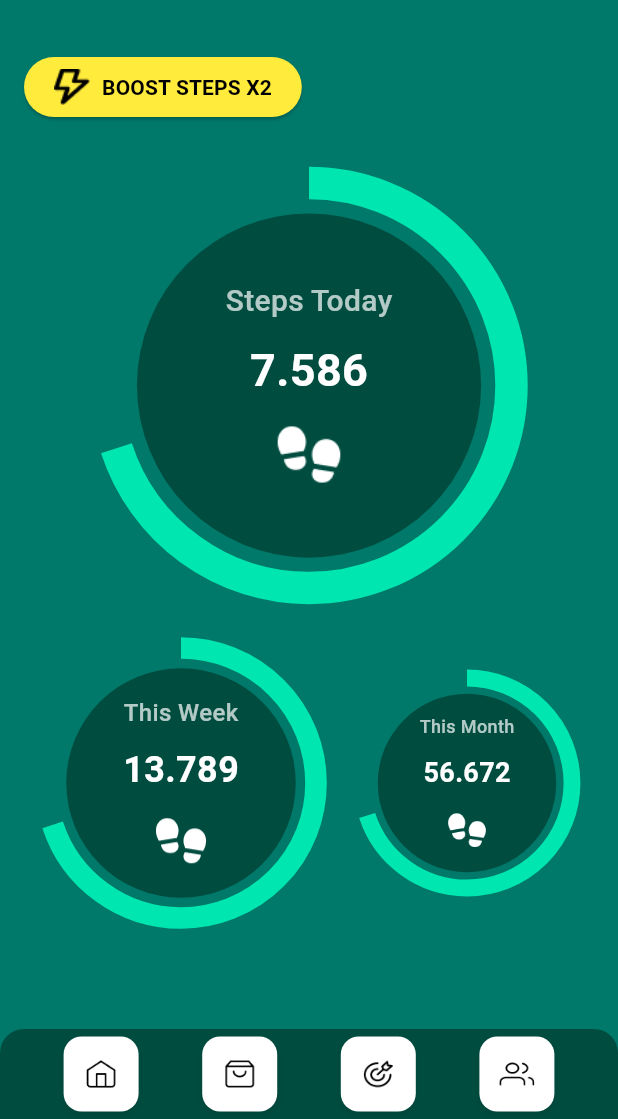
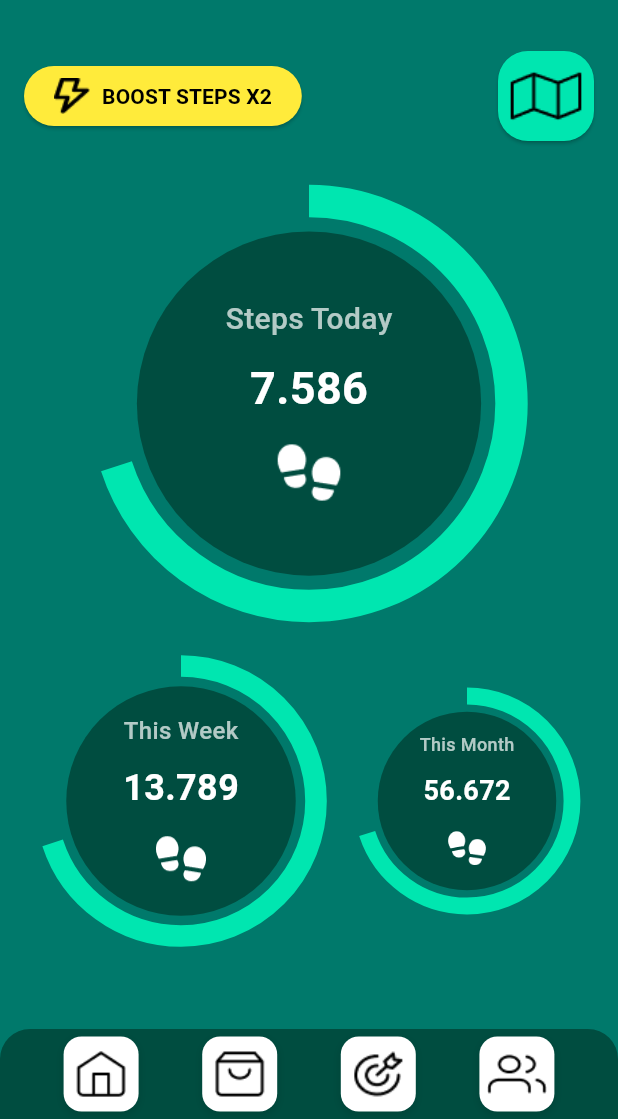
Before and after one commit to giorgostzamouranis/WalkWin, a Flutter app: the screen it shows after launch, on a phone screen of 412 x 824 dp, the part 117-1236 px from its top. Run offline on Flutter 3.47's test engine with Material 3 defaults, Android fonts, the phone set to English and light mode, and no system bars.

Commit message:
Working version with MAP

```diff
--- a/walkwin/lib/main.dart
+++ b/walkwin/lib/main.dart
@@ -1,4 +1,5 @@
 import 'package:flutter/material.dart';
+import 'package:url_launcher/url_launcher.dart';
 
 void main() {
   runApp(const MyApp());
@@ -23,6 +24,27 @@
 class HomePage extends StatelessWidget {
   const HomePage({Key? key}) : super(key: key);
 
+  Future<void> _openMaps(BuildContext context) async {
+    final geoUrl = Uri.parse('geo:0,0');
+    if (await canLaunchUrl(geoUrl)) {
+      await launchUrl(geoUrl, mode: LaunchMode.externalApplication);
+    } else {
+      final googleMapsUrl = Uri.parse('comgooglemaps://');
+      if (await canLaunchUrl(googleMapsUrl)) {
+        await launchUrl(googleMapsUrl, mode: LaunchMode.externalApplication);
+      } else {
+        final webUrl = Uri.parse('https://www.google.com/maps');
+        if (await canLaunchUrl(webUrl)) {
+          await launchUrl(webUrl, mode: LaunchMode.externalApplication);
+        } else {
+          ScaffoldMessenger.of(context).showSnackBar(
+            const SnackBar(content: Text('Could not open maps.')),
+          );
+        }
+      }
+    }
+  }
+
   @override
   Widget build(BuildContext context) {
     return Scaffold(
@@ -30,14 +52,12 @@
       body: SafeArea(
         child: Column(
           children: [
-            // Upper Section with Walcoins, Logo, and Profile
             Padding(
               padding: const EdgeInsets.all(16.0),
               child: Row(
                 mainAxisAlignment: MainAxisAlignment.spaceBetween,
                 crossAxisAlignment: CrossAxisAlignment.center,
                 children: [
-                  // Walcoins Section
                   Column(
                     crossAxisAlignment: CrossAxisAlignment.start,
                     children: const [
@@ -58,12 +78,10 @@
                       ),
                     ],
                   ),
-                  // Logo in the Center
                   const CircleAvatar(
                     radius: 30,
                     backgroundImage: AssetImage('assets/images/logo.png'),
                   ),
-                  // Profile Section
                   Column(
                     mainAxisAlignment: MainAxisAlignment.center,
                     children: [
@@ -89,18 +107,16 @@
               ),
             ),
             const SizedBox(height: 16),
-
-            // BOOST STEPS Button
-            Align(
-              alignment: Alignment.centerLeft,
-              child: Padding(
+            Padding(
               padding: const EdgeInsets.symmetric(horizontal: 16.0),
-                child: ElevatedButton.icon(
+              child: Row(
+                children: [
+                  ElevatedButton.icon(
                     onPressed: () {},
                     style: ElevatedButton.styleFrom(
                       backgroundColor: Colors.yellow,
-                    padding:
-                        const EdgeInsets.symmetric(horizontal: 20, vertical: 8),
+                      padding: const EdgeInsets.symmetric(
+                          horizontal: 20, vertical: 8),
                     ),
                     icon: Image.asset(
                       'assets/images/bolt.png',
@@ -115,16 +131,37 @@
                       ),
                     ),
                   ),
+                  const SizedBox(width: 16),
+                  Expanded(
+                    child: Align(
+                      alignment: Alignment.centerRight,
+                      child: ElevatedButton(
+                        onPressed: () => _openMaps(context),
+                        style: ElevatedButton.styleFrom(
+                          backgroundColor: const Color(0xFF00E6B0),
+                          fixedSize: const Size(60, 60),
+                          shape: RoundedRectangleBorder(
+                            borderRadius: BorderRadius.circular(20),
+                          ),
+                          padding: EdgeInsets.zero, // Remove padding
+                        ),
+                        child: Image.asset(
+                          'assets/icons/map.png',
+                          width: 50,
+                          height: 50,
+                        ),
+                      ),
+                    ),
+                  ),
+                ],
               ),
             ),
             const SizedBox(height: 10),
-
-            // Steps Today Circular Indicator
             Expanded(
               child: Column(
                 children: [
                   const SizedBox(height: 30),
-                  CircularStepsWidget(
+                  const CircularStepsWidget(
                     title: "Steps Today",
                     steps: "7.586",
                     size: 270,
@@ -160,14 +197,13 @@
           ],
         ),
       ),
-      // Custom Bottom Navigation Bar
       bottomNavigationBar: Container(
-        height: 60, // Reduced height to avoid overflow
+        height: 60,
         decoration: const BoxDecoration(
-          color: Color(0xFF004D40), // Dark green background
+          color: Color(0xFF004D40),
           borderRadius: BorderRadius.only(
-            topLeft: Radius.circular(16),
-            topRight: Radius.circular(16),
+            topLeft: Radius.circular(20),
+            topRight: Radius.circular(20),
           ),
         ),
         child: Row(
@@ -196,12 +232,12 @@
     return GestureDetector(
       onTap: onTap,
       child: Container(
-        width: 50, // Slightly reduced width
-        height: 50, // Slightly reduced height
+        width: 50,
+        height: 50,
         decoration: BoxDecoration(
-          color: Colors.white, // Button background color
-          borderRadius: BorderRadius.circular(12), // Rounded corners
-          boxShadow: [
+          color: Colors.white,
+          borderRadius: BorderRadius.circular(12),
+          boxShadow: const [
             BoxShadow(
               color: Colors.black12,
               blurRadius: 4,
@@ -211,9 +247,9 @@
         ),
         child: Center(
           child: Image.asset(
-            imagePath, // Load custom image
-            width: 24,
-            height: 24,
+            imagePath,
+            width: 40,
+            height: 40,
             fit: BoxFit.contain,
           ),
         ),
@@ -248,29 +284,24 @@
       child: Stack(
         alignment: Alignment.center,
         children: [
-          // Inner Circle - Solid Color (#004D40)
           Container(
             width: size * 0.85,
             height: size * 0.85,
             decoration: const BoxDecoration(
-              color: Color(0xFF004D40), // Inner Circle Color
+              color: Color(0xFF004D40),
               shape: BoxShape.circle,
             ),
           ),
-
-          // Circular Progress Bar
           SizedBox(
             width: size,
             height: size,
             child: CircularProgressIndicator(
-              value: 0.7, // Progress value
-              color: Color(0xFF00E6B0), // Progress Bar Color
+              value: 0.7,
+              color: const Color(0xFF00E6B0),
               strokeWidth: size * 0.08,
               backgroundColor: Colors.transparent,
             ),
           ),
-
-          // Centered Content
           Column(
             mainAxisAlignment: MainAxisAlignment.center,
             children: [
```
Also changed, not shown: 1 other file. Lines whose indentation alone changed are shown as unchanged.
